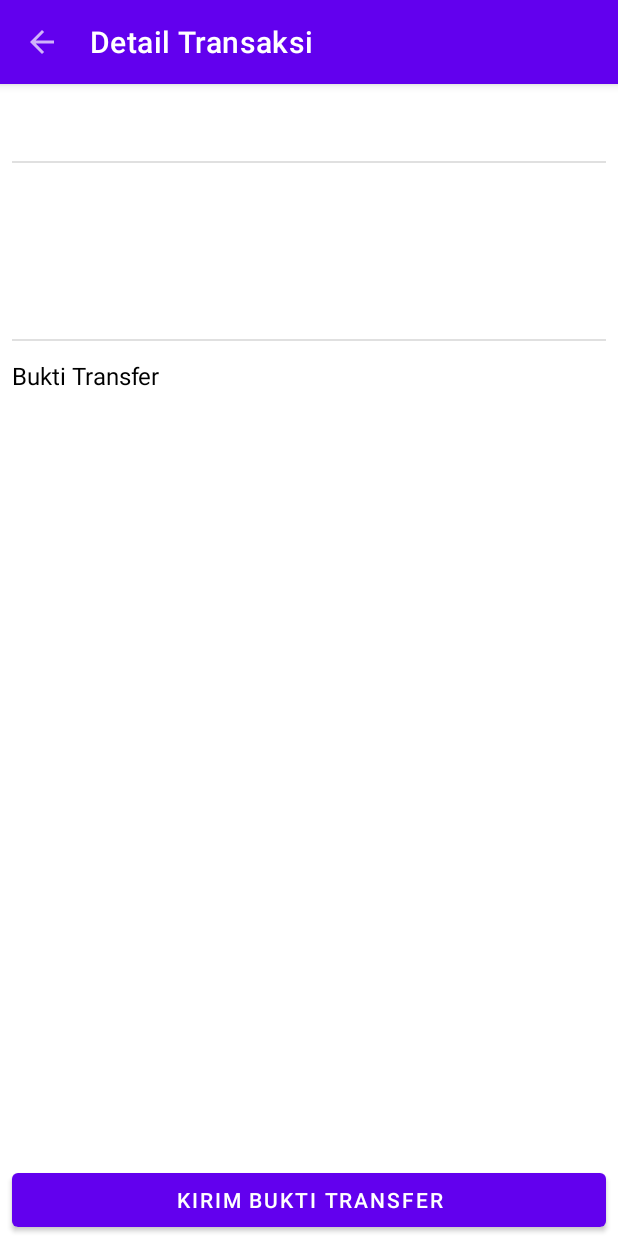
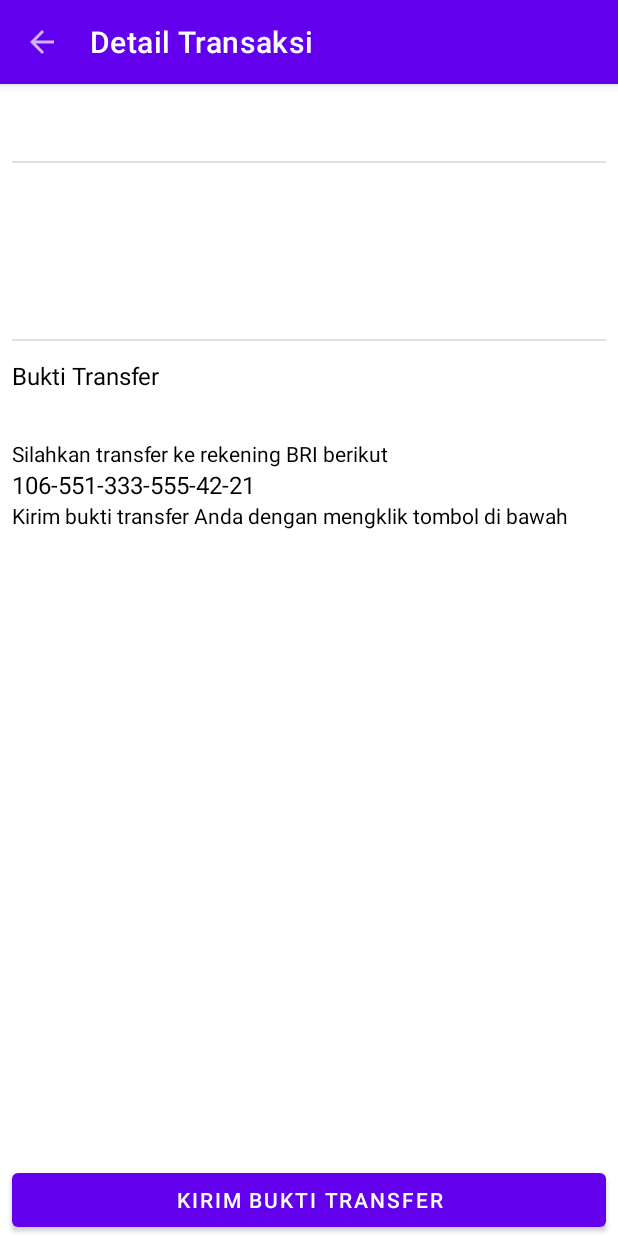
Before and after one commit to aphtbrt123/E-Ticket-PAII, an Android app: the DetailTransaksiActivity screen opened directly, with no data from a screen before it, on a phone screen of 412 x 824 dp. Run offline under Robolectric (Android 15) with nearby library versions, the phone set to English and light mode, and no system bars; our stand-ins replace Picasso; pictures from the network do not load; 2 statements that could not run were skipped.

Commit message:
Small fixes

```diff
--- a/app/src/main/res/layout/activity_detail_transaksi.xml
+++ b/app/src/main/res/layout/activity_detail_transaksi.xml
@@ -117,10 +117,10 @@
             android:layout_width="match_parent"
             android:layout_height="wrap_content"
             android:layout_below="@id/title_bukti_transfer"
+            android:layout_marginHorizontal="8dp"
             android:layout_marginVertical="4dp"
-            android:layout_marginHorizontal="8dp"
-            tools:text="Jumlah Transfer: Rp. 250000"
-            android:textColor="@color/black" />
+            android:textColor="@color/black"
+            tools:text="Jumlah Transfer: Rp. 250000" />
 
         <ImageView
             android:id="@+id/image_bukti_transfer"
@@ -129,7 +129,41 @@
             android:layout_below="@id/jumlah_transfer"
             android:layout_marginHorizontal="8dp"
             tools:src="@tools:sample/backgrounds/scenic"
-            android:elevation="@dimen/cardview_default_elevation"/>
+            android:elevation="@dimen/cardview_default_elevation"
+            android:visibility="gone"/>
+
+        <LinearLayout
+            android:id="@+id/layout_belum_transfer"
+            android:layout_width="match_parent"
+            android:layout_height="wrap_content"
+            android:layout_below="@id/jumlah_transfer"
+            android:layout_marginHorizontal="8dp"
+            android:orientation="vertical">
+
+            <TextView
+                android:id="@+id/deskripsi_belum_transfer"
+                android:layout_width="match_parent"
+                android:layout_height="wrap_content"
+                android:layout_below="@id/jumlah_transfer"
+                android:text="Silahkan transfer ke rekening BRI berikut"
+                android:textColor="@color/black"
+                android:visibility="visible"/>
+
+            <TextView
+                android:id="@+id/no_rekening"
+                android:layout_width="match_parent"
+                android:layout_height="wrap_content"
+                android:text="106-551-333-555-42-21"
+                android:textColor="@color/black"
+                android:textSize="16sp"/>
+
+            <TextView
+                android:layout_width="match_parent"
+                android:layout_height="wrap_content"
+                android:text="Kirim bukti transfer Anda dengan mengklik tombol di bawah"
+                android:textColor="@color/black"/>
+
+        </LinearLayout>
 
         <com.google.android.material.button.MaterialButton
             android:id="@+id/button_kirim_bukti_transfer"
```
Also changed, not shown: app/src/main/java/com/kantin/e_ticket/activity/DetailTransaksiActivity.kt (+15 -0 lines), app/src/main/java/com/kantin/e_ticket/fragment/TiketFragment.kt (+3 -33 lines).
